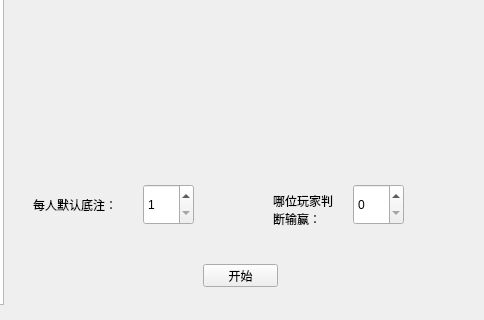
Old version of the form single_server/poker_server.ui in the repository Sakuramw/multiplePoker; both pictures show x 307 to 791 and y 236 to 556 of the 791 by 556 pixel window.
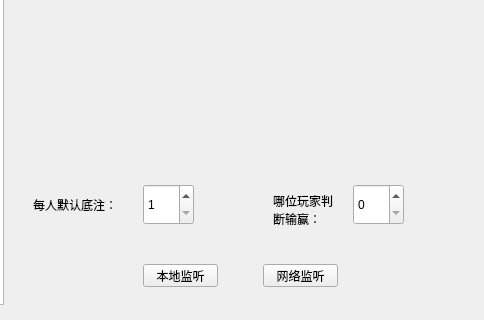
New version of the form.

The edit to the form file:
```diff
--- a/single_server/poker_server.ui
+++ b/single_server/poker_server.ui
@@ -36,14 +36,14 @@
   <widget class="QPushButton" name="pushButton_listen">
    <property name="geometry">
     <rect>
-     <x>510</x>
+     <x>450</x>
      <y>500</y>
      <width>75</width>
      <height>23</height>
     </rect>
    </property>
    <property name="text">
-    <string>开始</string>
+    <string>本地监听</string>
    </property>
   </widget>
   <widget class="QSpinBox" name="spinBox_money">
@@ -113,6 +113,19 @@
     <number>0</number>
    </property>
   </widget>
+  <widget class="QPushButton" name="pushButton_listen_net">
+   <property name="geometry">
+    <rect>
+     <x>570</x>
+     <y>500</y>
+     <width>75</width>
+     <height>23</height>
+    </rect>
+   </property>
+   <property name="text">
+    <string>网络监听</string>
+   </property>
+  </widget>
  </widget>
  <layoutdefault spacing="6" margin="11"/>
  <resources/>
```
